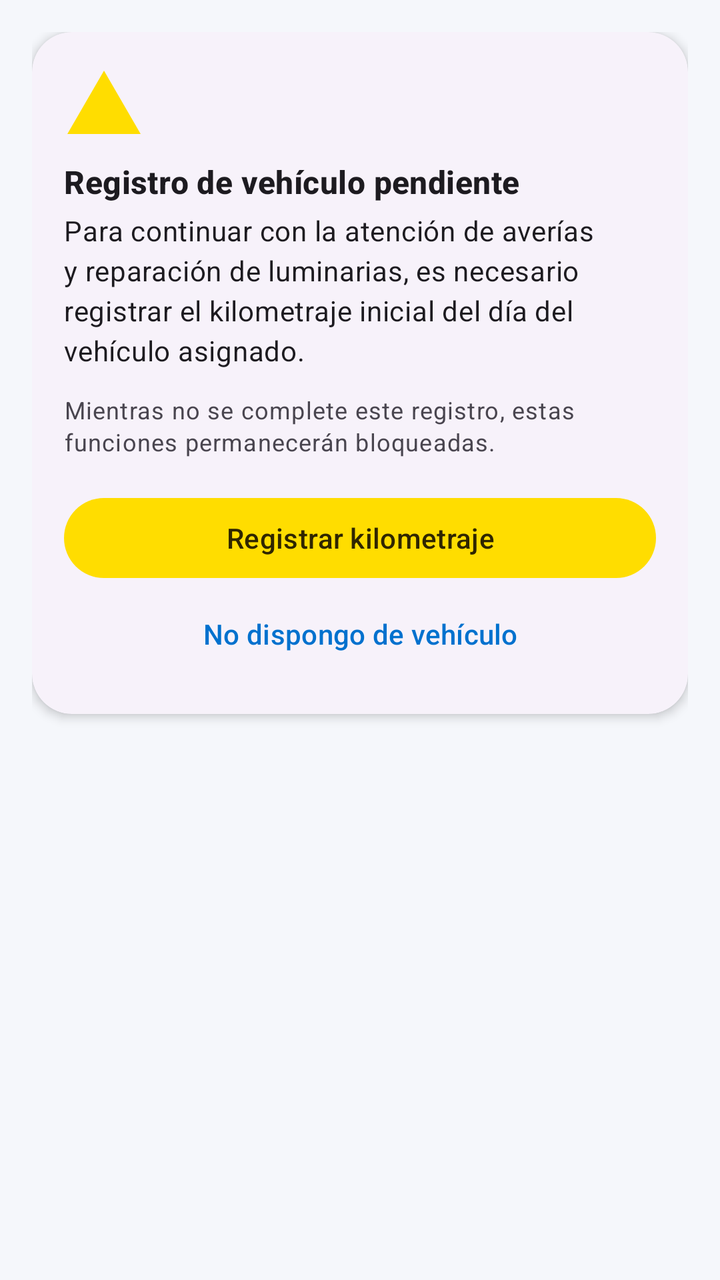
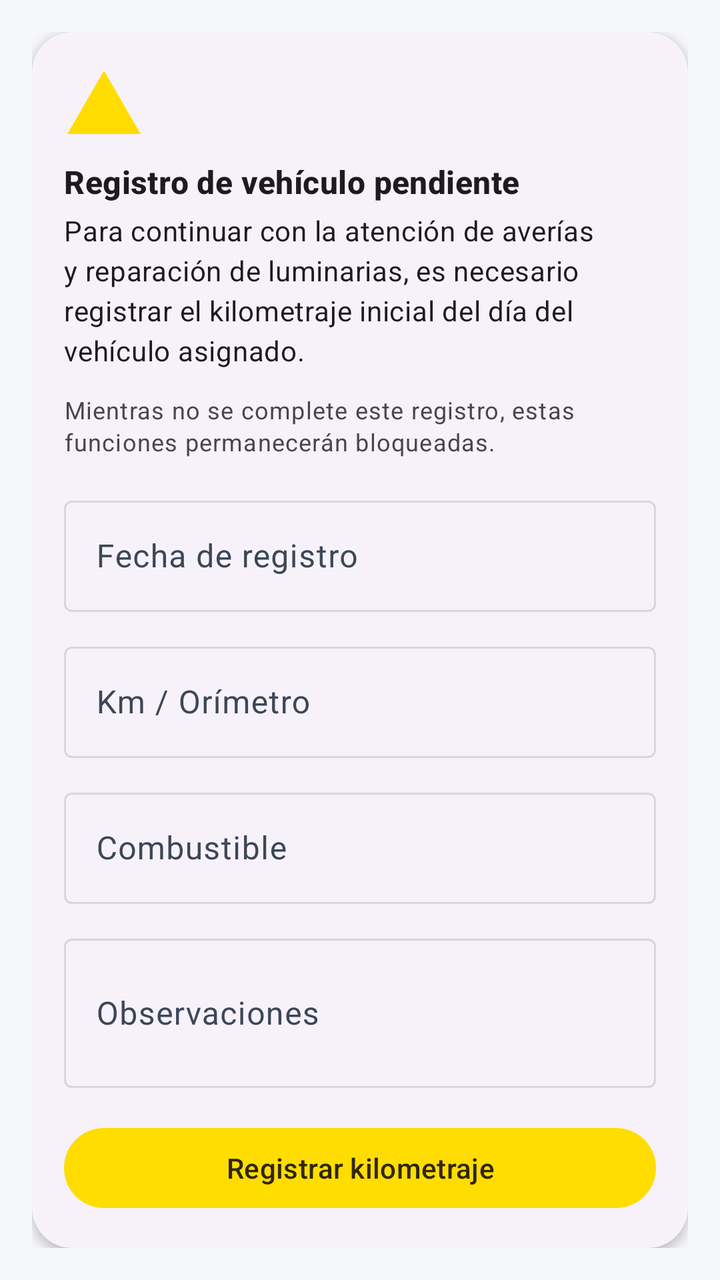

An Android layout rendered at two revisions. The XML below is the earlier revision; the diff shows what the commit changed to produce the second picture.
<!-- AndroidManifest.xml: application theme Theme.TecniAppICE -->
<!-- res/layout/dialog_registro_vehiculo_pendiente.xml -->
<?xml version="1.0" encoding="utf-8"?>
<LinearLayout xmlns:android="http://schemas.android.com/apk/res/android"
    xmlns:app="http://schemas.android.com/apk/res-auto"
    android:layout_width="match_parent"
    android:layout_height="wrap_content"
    android:orientation="vertical"
    android:padding="16dp">

    <com.google.android.material.card.MaterialCardView
        style="@style/Tecni.Card"
        android:layout_width="match_parent"
        android:layout_height="wrap_content">

        <LinearLayout
            android:layout_width="match_parent"
            android:layout_height="wrap_content"
            android:orientation="vertical"
            android:padding="16dp">

            <ImageView
                android:layout_width="40dp"
                android:layout_height="40dp"
                android:contentDescription="@string/registro_pendiente_title"
                android:src="@drawable/ic_warning"
                app:tint="@color/ice_yellow" />

            <TextView
                style="@style/TextAppearance.Material3.TitleMedium"
                android:layout_width="match_parent"
                android:layout_height="wrap_content"
                android:layout_marginTop="8dp"
                android:text="@string/registro_pendiente_title"
                android:textStyle="bold" />

            <TextView
                style="@style/TextAppearance.Material3.BodyMedium"
                android:layout_width="match_parent"
                android:layout_height="wrap_content"
                android:layout_marginTop="4dp"
                android:text="@string/registro_pendiente_message" />

            <TextView
                style="@style/TextAppearance.Material3.BodySmall"
                android:layout_width="match_parent"
                android:layout_height="wrap_content"
                android:layout_marginTop="12dp"
                android:text="@string/registro_pendiente_info" />

            <com.google.android.material.button.MaterialButton
                android:id="@+id/btnRegistroDialogRegistrar"
                style="@style/Tecni.Button"
                android:layout_width="match_parent"
                android:layout_height="wrap_content"
                android:layout_marginTop="16dp"
                android:text="@string/registro_pendiente_registrar" />

            <com.google.android.material.button.MaterialButton
                android:id="@+id/btnRegistroDialogSinVehiculo"
                style="@style/Widget.Material3.Button.TextButton"
                android:layout_width="match_parent"
                android:layout_height="wrap_content"
                android:text="@string/registro_pendiente_sin_vehiculo" />
        </LinearLayout>
    </com.google.android.material.card.MaterialCardView>
</LinearLayout>
<!-- resources referenced by this layout -->
<resources>
  <color name="ice_yellow">#FFDD00</color>
  <!-- drawable ic_warning (drawable) -->
  <vector xmlns:android="http://schemas.android.com/apk/res/android"
      android:width="24dp"
      android:height="24dp"
      android:viewportWidth="24"
      android:viewportHeight="24">
      <path
          android:fillColor="@android:color/white"
          android:pathData="M1,21h22L12,2 1,21z" />
      <path
          android:fillColor="@android:color/white"
          android:pathData="M13,16h-2v-2h2v2zm0-4h-2v-4h2v4z" />
  </vector>
  <string name="registro_pendiente_info">Mientras no se complete este registro, estas funciones permanecerán bloqueadas.</string>
  <string name="registro_pendiente_message">Para continuar con la atención de averías y reparación de luminarias, es necesario registrar el kilometraje inicial del día del vehículo asignado.</string>
  <string name="registro_pendiente_registrar">Registrar kilometraje</string>
  <string name="registro_pendiente_sin_vehiculo">No dispongo de vehículo</string>
  <string name="registro_pendiente_title">Registro de vehículo pendiente</string>
  <style name="Tecni.Button" parent="Widget.Material3.Button.TonalButton">
          <item name="minHeight">44dp</item>
      </style>
  <style name="Tecni.Card" parent="Widget.Material3.CardView.Elevated">
          <item name="cardCornerRadius">20dp</item>
          <item name="cardElevation">3dp</item>
          <item name="strokeWidth">0dp</item>
      </style>
  <color name="ice_blue">#0071CE</color>
  <color name="white">#FFFFFFFF</color>
  <color name="black">#FF000000</color>
  <color name="primary_container_light">#D6E8FF</color>
  <color name="on_primary_container_light">#001C38</color>
  <color name="on_secondary_container_light">#2F2600</color>
  <color name="success_500">#4CAF50</color>
  <color name="tertiary_container_light">#CBEFDB</color>
  <color name="on_tertiary_container_light">#062717</color>
  <color name="bg_light">#F5F7FB</color>
  <color name="surface_light">#FDFEFF</color>
  <color name="surface_variant_light">#E6EEF9</color>
  <color name="on_light">#0A0A0A</color>
  <color name="on_surface_variant_light">#3C4758</color>
  <color name="outline_soft">#1F000000</color>
  <color name="outline_variant_light">#C2CDD9</color>
  <color name="error_500">#D32F2F</color>
  <style name="Tecni.Chip" parent="Widget.Material3.Chip.Filter">
          <item name="minHeight">36dp</item>
      </style>
  <style name="Tecni.Toolbar" parent="Widget.Material3.Toolbar">
          <item name="elevation">2dp</item>
      </style>
  <!-- unchanged entries left out for length: 1 -->
</resources>

<!-- the commit's change to res/layout/dialog_registro_vehiculo_pendiente.xml (unified diff, before → after) -->
@@ -46,6 +46,67 @@
                 android:layout_marginTop="12dp"
                 android:text="@string/registro_pendiente_info" />
 
+            <com.google.android.material.textfield.TextInputLayout
+                android:id="@+id/tilRegistroFecha"
+                style="@style/Widget.Material3.TextInputLayout.OutlinedBox"
+                android:layout_width="match_parent"
+                android:layout_height="wrap_content"
+                android:layout_marginTop="16dp"
+                android:hint="@string/vehiculo_registro_fecha">
+
+                <com.google.android.material.textfield.TextInputEditText
+                    android:id="@+id/etRegistroFecha"
+                    android:layout_width="match_parent"
+                    android:layout_height="wrap_content"
+                    android:inputType="date" />
+            </com.google.android.material.textfield.TextInputLayout>
+
+            <com.google.android.material.textfield.TextInputLayout
+                android:id="@+id/tilRegistroValor"
+                style="@style/Widget.Material3.TextInputLayout.OutlinedBox"
+                android:layout_width="match_parent"
+                android:layout_height="wrap_content"
+                android:layout_marginTop="12dp"
+                android:hint="@string/vehiculo_registro_km_orimetro">
+
+                <com.google.android.material.textfield.TextInputEditText
+                    android:id="@+id/etRegistroValor"
+                    android:layout_width="match_parent"
+                    android:layout_height="wrap_content"
+                    android:inputType="numberDecimal" />
+            </com.google.android.material.textfield.TextInputLayout>
+
+            <com.google.android.material.textfield.TextInputLayout
+                android:id="@+id/tilRegistroCombustible"
+                style="@style/Widget.Material3.TextInputLayout.OutlinedBox"
+                android:layout_width="match_parent"
+                android:layout_height="wrap_content"
+                android:layout_marginTop="12dp"
+                android:hint="@string/vehiculo_registro_combustible">
+
+                <com.google.android.material.textfield.TextInputEditText
+                    android:id="@+id/etRegistroCombustible"
+                    android:layout_width="match_parent"
+                    android:layout_height="wrap_content"
+                    android:inputType="textCapSentences" />
+            </com.google.android.material.textfield.TextInputLayout>
+
+            <com.google.android.material.textfield.TextInputLayout
+                android:id="@+id/tilRegistroObservaciones"
+                style="@style/Widget.Material3.TextInputLayout.OutlinedBox"
+                android:layout_width="match_parent"
+                android:layout_height="wrap_content"
+                android:layout_marginTop="12dp"
+                android:hint="@string/vehiculo_registro_observaciones">
+
+                <com.google.android.material.textfield.TextInputEditText
+                    android:id="@+id/etRegistroObservaciones"
+                    android:layout_width="match_parent"
+                    android:layout_height="wrap_content"
+                    android:inputType="textCapSentences|textMultiLine"
+                    android:minLines="2" />
+            </com.google.android.material.textfield.TextInputLayout>
+
             <com.google.android.material.button.MaterialButton
                 android:id="@+id/btnRegistroDialogRegistrar"
                 style="@style/Tecni.Button"
<!-- resource entries referenced after the edit -->
@@ -19,6 +19,10 @@
   <string name="registro_pendiente_registrar">Registrar kilometraje</string>
   <string name="registro_pendiente_sin_vehiculo">No dispongo de vehículo</string>
   <string name="registro_pendiente_title">Registro de vehículo pendiente</string>
+  <string name="vehiculo_registro_combustible">Combustible</string>
+  <string name="vehiculo_registro_fecha">Fecha de registro</string>
+  <string name="vehiculo_registro_km_orimetro">Km / Orímetro</string>
+  <string name="vehiculo_registro_observaciones">Observaciones</string>
   <style name="Tecni.Button" parent="Widget.Material3.Button.TonalButton">
           <item name="minHeight">44dp</item>
       </style>
